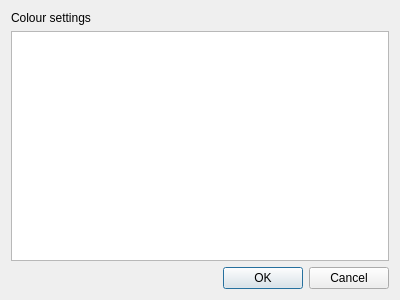
Before: the Qt Designer form ui/Preferences.ui in DUNE-DAQ/dbe, drawn with Qt 5.
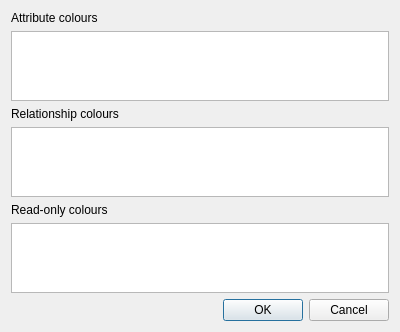
After: the same form once the commit is applied.

Commit message: More organised preferences

```diff
--- a/ui/Preferences.ui
+++ b/ui/Preferences.ui
@@ -17,12 +17,32 @@
    <item>
     <widget class="QLabel" name="label">
      <property name="text">
-      <string>Colour settings</string>
+      <string>Attribute colours</string>
      </property>
     </widget>
    </item>
    <item>
-    <widget class="QListWidget" name="color_list"/>
+    <widget class="QListWidget" name="attribute_list"/>
+   </item>
+   <item>
+    <widget class="QLabel" name="Relationship_label">
+     <property name="text">
+      <string>Relationship colours</string>
+     </property>
+    </widget>
+   </item>
+   <item>
+    <widget class="QListWidget" name="relationship_list"/>
+   </item>
+   <item>
+    <widget class="QLabel" name="readonly_label">
+     <property name="text">
+      <string>Read-only colours</string>
+     </property>
+    </widget>
+   </item>
+   <item>
+    <widget class="QListWidget" name="read_only_list"/>
    </item>
    <item>
     <widget class="QDialogButtonBox" name="buttonBox">
```
Left out of the diff: 2 changed lines with no effect on the pictures. The commit also changes 1 other file.
